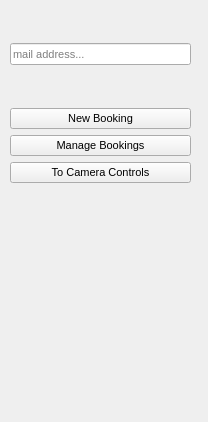
First picture: the form in src/login.ui, repository sc0000/hfmdd-video-system, before the edit.
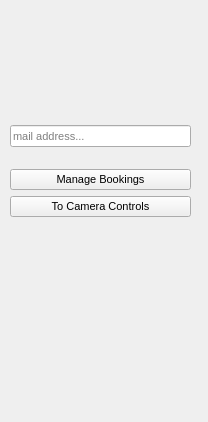
Second picture: the form after the edit.

Commit message: reworked JSON, added delete booking option

```diff
--- a/src/login.ui
+++ b/src/login.ui
@@ -19,7 +19,7 @@
   <property name="maximumSize">
    <size>
     <width>208</width>
-    <height>16777215</height>
+    <height>524287</height>
    </size>
   </property>
   <property name="windowTitle">
@@ -41,7 +41,7 @@
       <x>10</x>
       <y>0</y>
       <width>181</width>
-      <height>183</height>
+      <height>237</height>
      </rect>
     </property>
     <layout class="QVBoxLayout" name="innerContentsLayout">
@@ -58,6 +58,19 @@
        </property>
       </spacer>
      </item>
+     <item>
+      <spacer name="horizontalSpacer_2">
+       <property name="orientation">
+        <enum>Qt::Horizontal</enum>
+       </property>
+       <property name="sizeHint" stdset="0">
+        <size>
+         <width>40</width>
+         <height>20</height>
+        </size>
+       </property>
+      </spacer>
+     </item>
      <item>
       <widget class="QLineEdit" name="mailAddressLineEdit">
        <property name="font">
@@ -79,38 +92,13 @@
         </font>
        </property>
        <property name="text">
-        <string> </string>
+        <string/>
        </property>
        <property name="wordWrap">
         <bool>true</bool>
        </property>
       </widget>
      </item>
-     <item>
-      <spacer name="horizontalSpacer">
-       <property name="orientation">
-        <enum>Qt::Horizontal</enum>
-       </property>
-       <property name="sizeHint" stdset="0">
-        <size>
-         <width>40</width>
-         <height>20</height>
-        </size>
-       </property>
-      </spacer>
-     </item>
-     <item>
-      <widget class="QPushButton" name="newBookingButton">
-       <property name="font">
-        <font>
-         <pointsize>8</pointsize>
-        </font>
-       </property>
-       <property name="text">
-        <string>New Booking</string>
-       </property>
-      </widget>
-     </item>
      <item>
       <widget class="QPushButton" name="manageBookingsButton">
        <property name="font">
@@ -141,6 +129,19 @@
        </property>
       </widget>
      </item>
+     <item>
+      <spacer name="horizontalSpacer_3">
+       <property name="orientation">
+        <enum>Qt::Horizontal</enum>
+       </property>
+       <property name="sizeHint" stdset="0">
+        <size>
+         <width>40</width>
+         <height>20</height>
+        </size>
+       </property>
+      </spacer>
+     </item>
     </layout>
    </widget>
   </widget>
```
The commit also changes 11 other files.
